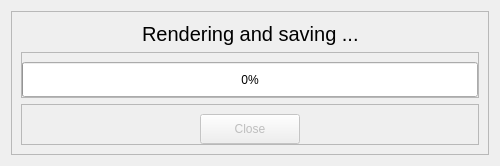
This is src/gui/main_window/buttons/open_editor_button/editor_window/preview/_media_player_controls/_render_and_save_button/_rendering_progress_dialog/RenderingProgressDialog.ui in ephell/ClipIt-Screen-Capture-App as Qt 5 draws it before an edit. The edited form follows.
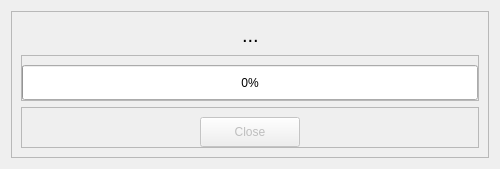
This is the edited form.

Commit message: Check if current video dimensions are the same as the crop area before cropping; Add loggers for different steps during rendering of final file

What changed in the file:
```diff
--- a/src/gui/main_window/buttons/open_editor_button/editor_window/preview/_media_player_controls/_render_and_save_button/_rendering_progress_dialog/RenderingProgressDialog.ui
+++ b/src/gui/main_window/buttons/open_editor_button/editor_window/preview/_media_player_controls/_render_and_save_button/_rendering_progress_dialog/RenderingProgressDialog.ui
@@ -7,7 +7,7 @@
     <x>0</x>
     <y>0</y>
     <width>500</width>
-    <height>166</height>
+    <height>169</height>
    </rect>
   </property>
   <property name="windowTitle">
@@ -47,7 +47,7 @@
            </font>
           </property>
           <property name="text">
-           <string>Rendering and saving ...</string>
+           <string>...</string>
           </property>
          </widget>
         </item>
```
The commit also changes 5 other files.
